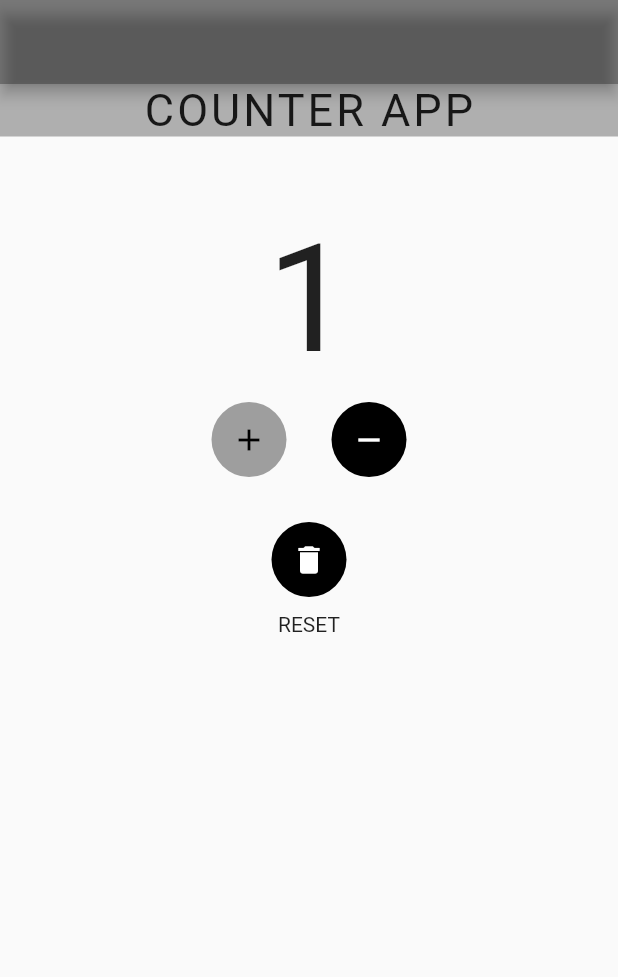
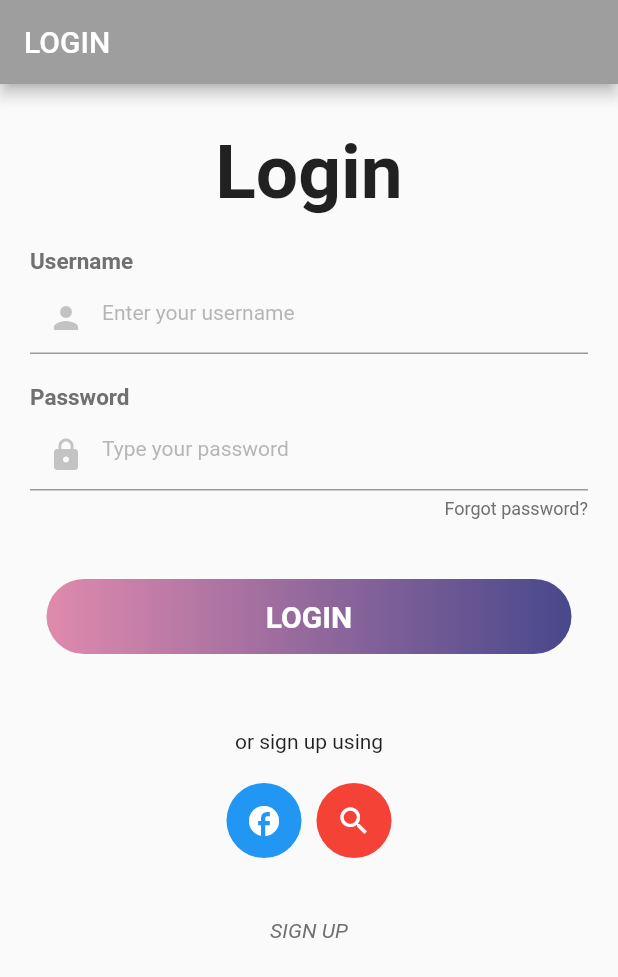
Before and after one commit to sworniim/simpleCounterApp, a Flutter app: the screen it shows after launch, on a phone screen of 412 x 824 dp. Shown: the top 977 px of the screen. Run offline on Flutter 3.47's test engine with Material 2 defaults, Android fonts, the phone set to English and light mode, and no system bars.

Commit message:
Login UI

```diff
--- a/lib/Screens/homepage.dart
+++ b/lib/Screens/homepage.dart
@@ -46,7 +46,7 @@ class _HomePageState extends State<HomePage> {
                 mainAxisAlignment: MainAxisAlignment.center,
                 children: [
                   RoundedButton(
-                    bgColor: PrimaryColor.Color,
+                    bgColor: CustomTheme.primaryColors,
                     icond: Icons.add,
                     colord: Colors.black,
                     onPress: () {
--- /dev/null
+++ b/lib/Screens/loginpage.dart
@@ -0,0 +1,100 @@
+import 'package:flutter/material.dart';
+import 'package:practice/Widgets/custombutton.dart';
+import 'package:practice/Widgets/customtextfield.dart';
+import 'package:practice/Widgets/roundedbutton.dart';
+import 'package:practice/custom_theme.dart';
+
+class LoginPage extends StatelessWidget {
+  const LoginPage({Key? key}) : super(key: key);
+
+  @override
+  Widget build(BuildContext context) {
+    return Scaffold(
+      appBar: AppBar(
+        title: Text(
+          "LOGIN",
+        ),
+        backgroundColor: CustomTheme.primaryColors,
+      ),
+      body: Column(
+        mainAxisAlignment: MainAxisAlignment.start,
+        crossAxisAlignment: CrossAxisAlignment.center,
+        children: [
+          SizedBox(
+            height: 30,
+          ),
+          Container(
+            child: Text(
+              "Login",
+              style: TextStyle(fontSize: 50, fontWeight: FontWeight.bold),
+            ),
+          ),
+          SizedBox(
+            height: 20,
+          ),
+          CustomTextField(
+            hinter: "Enter your username",
+            title: "Username",
+            prefixIcon: Icons.person,
+          ),
+          SizedBox(
+            height: 20,
+          ),
+          CustomTextField(
+            hinter: "Type your password",
+            title: "Password",
+            prefixIcon: Icons.lock,
+          ),
+          SizedBox(
+            height: 5,
+          ),
+          Container(
+            alignment: Alignment.topRight,
+            padding:
+                EdgeInsets.symmetric(horizontal: CustomTheme.commonPadding),
+            child: Text(
+              "Forgot password?",
+              style: TextStyle(fontSize: 12, color: CustomTheme.LightGrey),
+            ),
+          ),
+          SizedBox(
+            height: 40,
+          ),
+          Container(
+            child: CustomButton(
+              title: "LOGIN",
+              onPressed: () {
+                print("LOGIN PRESSED");
+              },
+            ),
+          ),
+          SizedBox(
+            height: 50,
+          ),
+          Text("or sign up using"),
+          SizedBox(
+            height: 10,
+          ),
+          Row(
+            mainAxisAlignment: MainAxisAlignment.center,
+            children: [
+              RoundedButton(icond: Icons.facebook, bgColor: Colors.blue),
+              SizedBox(
+                width: 10,
+              ),
+              RoundedButton(icond: Icons.search, bgColor: Colors.red)
+            ],
+          ),
+          SizedBox(
+            height: 40,
+          ),
+          Text(
+            "SIGN UP",
+            style: TextStyle(
+                fontStyle: FontStyle.italic, color: CustomTheme.LightGrey),
+          )
+        ],
+      ),
+    );
+  }
+}
--- a/lib/Widgets/customtextfield.dart
+++ b/lib/Widgets/customtextfield.dart
@@ -1,14 +1,52 @@
 import 'package:flutter/material.dart';
+import 'package:practice/custom_theme.dart';
 
 class CustomTextField extends StatelessWidget {
   final IconData? prefixIcon;
   final String title;
   final String hinter;
 
-  const CustomTextField({Key? key,required this.hinter,required this.title,this.prefixIcon}) : super(key: key);
+  const CustomTextField(
+      {Key? key, required this.hinter, required this.title, this.prefixIcon})
+      : super(key: key);
 
   @override
   Widget build(BuildContext context) {
-    return Container();
+    final TextEditingController newController = TextEditingController();
+    return Container(
+      padding: EdgeInsets.symmetric(horizontal: CustomTheme.commonPadding),
+      child: Column(
+        crossAxisAlignment: CrossAxisAlignment.start,
+        children: [
+          Text(
+            title,
+            style: TextStyle(
+                fontSize: 15,
+                color: CustomTheme.LightGrey,
+                fontWeight: FontWeight.bold),
+          ),
+          SizedBox(
+            height: 5,
+          ),
+          TextFormField(
+            style: TextStyle(
+              fontSize: 14,
+            ),
+            decoration: InputDecoration(
+              prefixIcon: prefixIcon != null
+                  ? Icon(
+                      prefixIcon,
+                      color: CustomTheme.LightGrey.withOpacity(0.4),
+                    )
+                  : null,
+              hintText: hinter,
+              hintStyle:
+                  TextStyle(color: CustomTheme.LightGrey.withOpacity(0.5)),
+            ),
+            controller: newController,
+          )
+        ],
+      ),
+    );
   }
 }
--- a/lib/custom_theme.dart
+++ b/lib/custom_theme.dart
@@ -1,5 +1,7 @@
 import 'package:flutter/material.dart';
 
-class PrimaryColor {
-  static final Color = Colors.grey;
+class CustomTheme {
+  static final primaryColors = Colors.grey;
+  static const Color LightGrey = Color(0xFF707070);
+  static double commonPadding = 20;
 }
--- a/lib/main.dart
+++ b/lib/main.dart
@@ -1,5 +1,6 @@
 import 'package:flutter/material.dart';
 import 'package:practice/Screens/homepage.dart';
+import 'package:practice/Screens/loginpage.dart';
 
 void main() {
   runApp(const MyApp());
@@ -15,6 +16,6 @@ class MyApp extends StatelessWidget {
         theme: ThemeData(
           primarySwatch: Colors.blue,
         ),
-        home: HomePage());
+        home: LoginPage());
   }
 }
```
